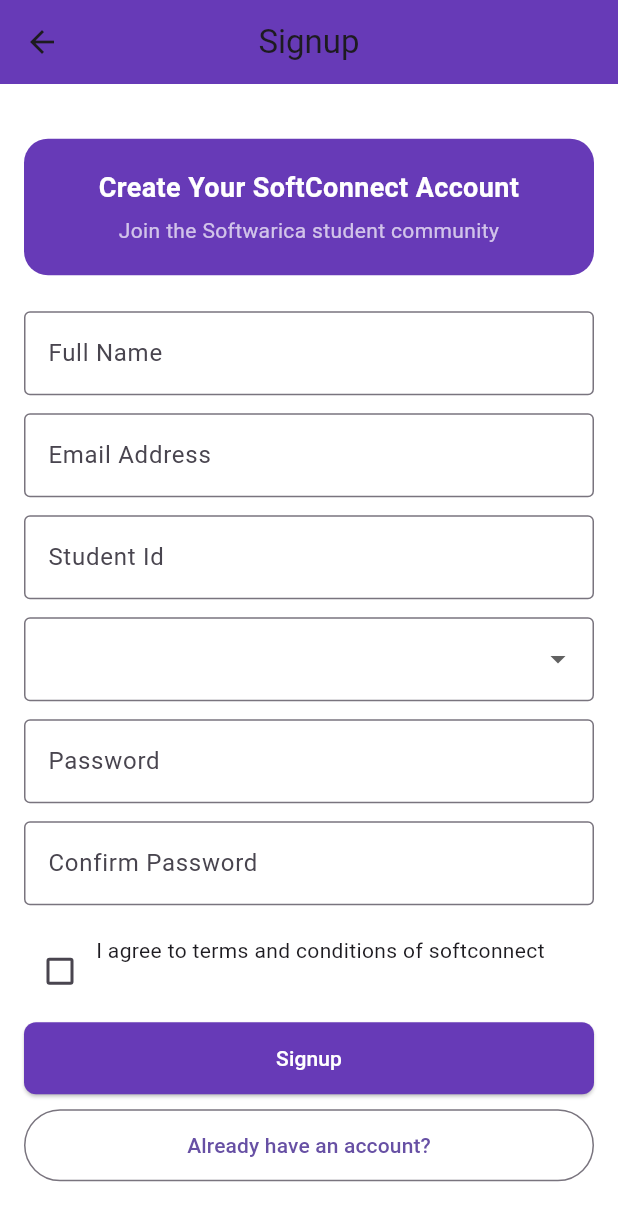
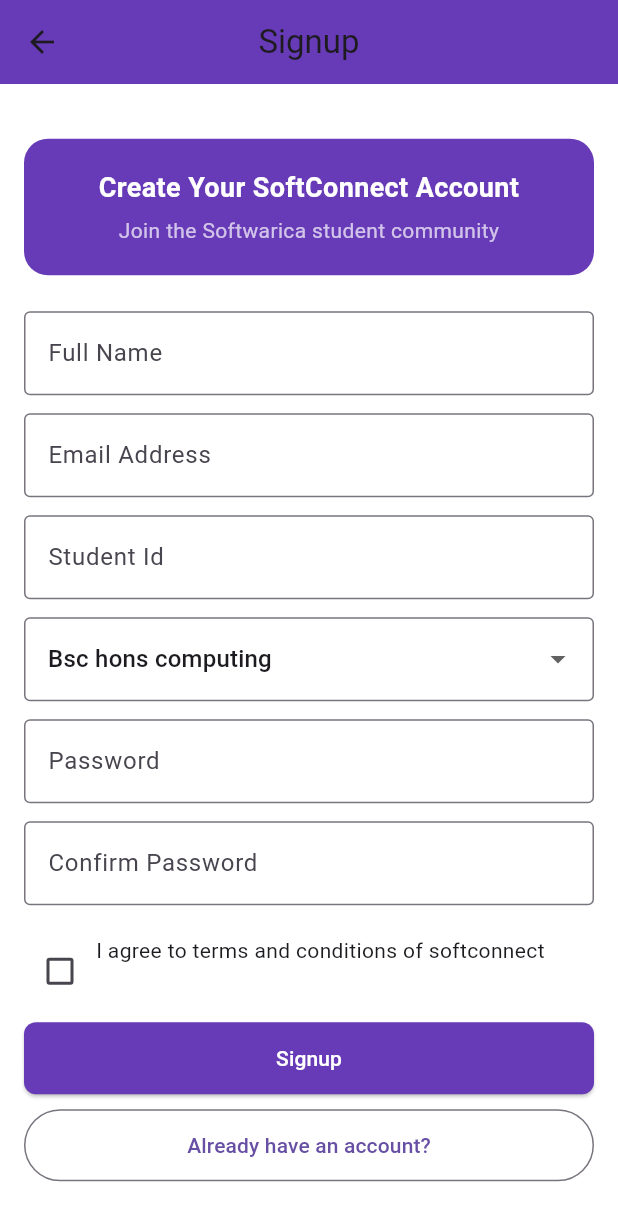
Before and after one commit to salinkhadka/softconnect, a Flutter app: the SignupPage screen opened directly, on a phone screen of 412 x 824 dp. Shown: the top 1221 px of the screen. Run offline on Flutter 3.47's test engine with Material 3 defaults, Android fonts, the phone set to English and light mode, and no system bars; our stand-ins replace animated_splash_screen, lottie, page_transition; project files that could hold a hidden picture were left out.

Commit message:
final commit

```diff
--- a/lib/View/signup.dart
+++ b/lib/View/signup.dart
@@ -13,7 +13,7 @@
   final passwordController = TextEditingController();
   final confirmPasswordController = TextEditingController();
 
-  String selectedCourse = 'Bsc hons computingzz';
+  String selectedCourse = 'Bsc hons computing';
   bool isTransportProvider = false;
 
   final List<String> courses = [
```
